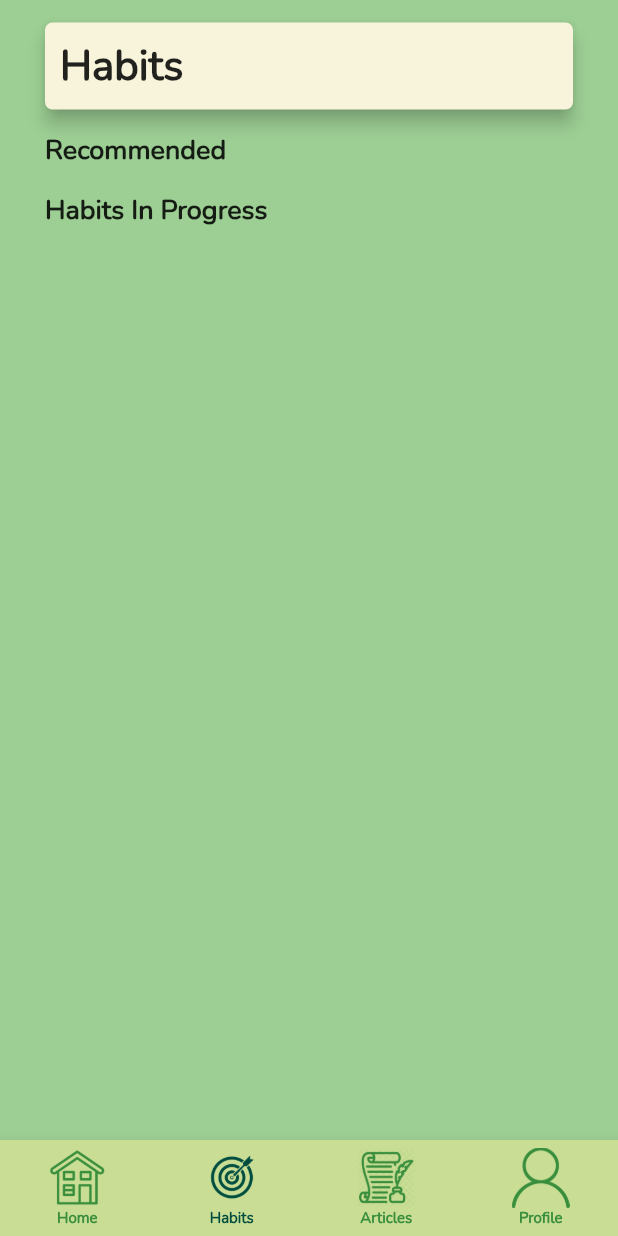
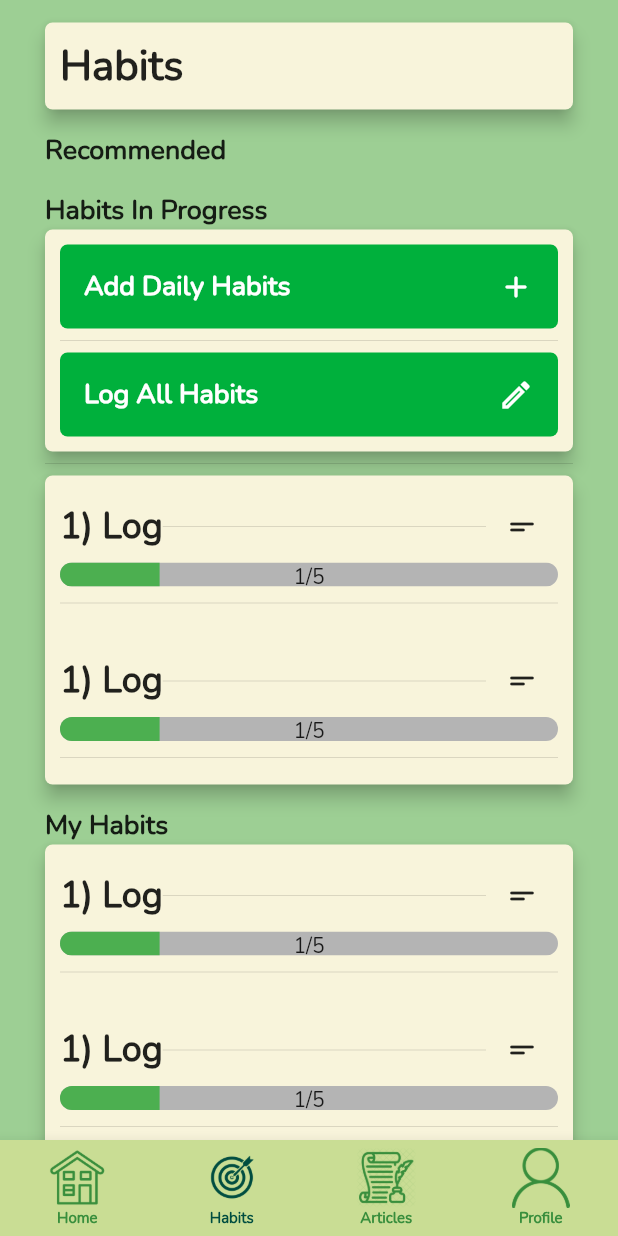
Before and after one commit to csc301-fall-2021/team-project-9-greenpeeps, a Flutter app: the Navigation screen opened by its route, item 2 of the bottom bar chosen, on a phone screen of 412 x 824 dp. Run offline on Flutter 3.47's test engine with Material 2 defaults, Android fonts, the phone set to English and light mode, and no system bars; our stand-ins replace cloud_firestore, firebase_auth, firebase_core, get, pie_chart; missing offline and left inert: cloud_firestore_web, firebase_auth_web, firebase_core_web; accounts and stored records are empty.

Commit message:
added visuals for the daily habit and log habits button as well as the habit lists

```diff
--- /dev/null
+++ b/green_peeps_app/lib/habits/habit_buttons.dart
@@ -0,0 +1,74 @@
+import 'package:flutter/material.dart';
+import 'package:firebase_auth/firebase_auth.dart';
+import 'package:cloud_firestore/cloud_firestore.dart';
+
+class HabitButtons extends StatefulWidget {
+  const HabitButtons({Key? key}) : super(key: key);
+
+  @override
+  _HabitButtonsState createState() => _HabitButtonsState();
+}
+
+class _HabitButtonsState extends State<HabitButtons> {
+  Widget _buildHabitButtons(BuildContext context) {
+    return Material(
+      color: const Color.fromRGBO(248, 244, 219, 1),
+      elevation: 5,
+      borderRadius: BorderRadius.circular(5.0),
+      child: Container(
+        width: double.infinity,
+        padding: const EdgeInsets.all(10),
+        child: Column(
+          mainAxisSize: MainAxisSize.min,
+          crossAxisAlignment: CrossAxisAlignment.start,
+          children: <Widget>[
+            ListTile(
+              tileColor: const Color.fromRGBO(0, 176, 60, 1),
+              title: const Text(
+                "Add Daily Habits",
+                style: TextStyle(
+                  color: Colors.white,
+                  fontSize: 18.0,
+                  fontWeight: FontWeight.bold,
+                ),
+              ),
+              trailing: const Icon(
+                Icons.add_rounded,
+                color: Colors.white,
+              ),
+              shape: RoundedRectangleBorder(
+                borderRadius: BorderRadius.circular(5),
+              ),
+              onTap: () {/* react to the tile being tapped */},
+            ),
+            const Divider(),
+            ListTile(
+              tileColor: const Color.fromRGBO(0, 176, 60, 1),
+              title: const Text(
+                "Log All Habits",
+                style: TextStyle(
+                  color: Colors.white,
+                  fontSize: 18.0,
+                  fontWeight: FontWeight.bold,
+                ),
+              ),
+              trailing: const Icon(
+                Icons.create_outlined,
+                color: Colors.white,
+              ),
+              shape: RoundedRectangleBorder(
+                borderRadius: BorderRadius.circular(5),
+              ),
+              onTap: () {/* react to the tile being tapped */},
+            ),
+          ],
+        ),
+      ),
+    );
+  }
+
+  @override
+  Widget build(BuildContext context) {
+    return _buildHabitButtons(context);
+  }
+}
--- /dev/null
+++ b/green_peeps_app/lib/habits/habit_tiles.dart
@@ -0,0 +1,140 @@
+import 'package:flutter/material.dart';
+
+class HabitTiles extends StatefulWidget {
+  const HabitTiles({Key? key}) : super(key: key);
+
+  @override
+  _HabitTilesState createState() => _HabitTilesState();
+}
+
+class _HabitTilesState extends State<HabitTiles> {
+  @override
+  Widget build(BuildContext context) {
+    return ListView.builder(
+      shrinkWrap: true,
+      itemCount: 2,
+      itemBuilder: (context, index) {
+        return Container(
+          width: double.infinity,
+          padding: const EdgeInsets.all(10),
+          child: Column(
+            mainAxisSize: MainAxisSize.min,
+            crossAxisAlignment: CrossAxisAlignment.start,
+            children: <Widget>[
+              Row(
+                children: <Widget>[
+                  const Text(
+                    "1) Log",
+                    style: TextStyle(
+                      fontSize: 24.0,
+                      fontWeight: FontWeight.bold,
+                    ),
+                  ),
+                  Expanded(child: Divider()),
+                  IconButton(
+                    splashRadius: 15,
+                    onPressed: () {},
+                    icon: Icon(
+                      Icons.short_text_rounded,
+                    ),
+                  )
+                ],
+              ),
+              Stack(
+                children: <Widget>[
+                  ClipRRect(
+                    // Used to make the bar round
+                    borderRadius: BorderRadius.circular(10),
+                    child: LinearProgressIndicator(
+                      backgroundColor: const Color.fromRGBO(180, 180, 180, 1),
+                      valueColor:
+                          const AlwaysStoppedAnimation<Color>(Colors.green),
+                      value: 0.2,
+                      minHeight: 16,
+                    ),
+                  ),
+                  Container(
+                    width: double.infinity,
+                    child: Text(
+                      "1/5",
+                      textAlign: TextAlign.center,
+                    ),
+                  )
+                ],
+              ),
+              Divider(),
+            ],
+          ),
+        );
+      },
+    );
+  }
+}
+
+/// The base class for the different types of items the list can contain.
+abstract class HabitTileItem {
+  /// The title line to show in a list item.
+  Widget buildTitle(BuildContext context);
+}
+
+/// A ListItem that contains data to display a heading.
+class HabitInProgressTileItem implements HabitTileItem {
+  final String heading;
+
+  HabitInProgressTileItem(this.heading);
+
+  @override
+  Widget buildTitle(BuildContext context) {
+    return const Text(
+      "1) Log",
+      style: TextStyle(
+        fontSize: 24.0,
+        fontWeight: FontWeight.bold,
+      ),
+    );
+  }
+}
+
+/// A ListItem that contains data to display a message.
+class MyHabitTileItem implements HabitTileItem {
+  final String sender;
+  final String body;
+
+  MyHabitTileItem(this.sender, this.body);
+
+  @override
+  Widget buildTitle(BuildContext context) {
+    return const Text(
+      "1) Log",
+      style: TextStyle(
+        fontSize: 24.0,
+        fontWeight: FontWeight.bold,
+      ),
+    );
+  }
+
+  @override
+  Widget buildProgressBar(BuildContext context) {
+    return Stack(
+      children: <Widget>[
+        ClipRRect(
+          // Used to make the bar round
+          borderRadius: BorderRadius.circular(10),
+          child: LinearProgressIndicator(
+            backgroundColor: const Color.fromRGBO(180, 180, 180, 1),
+            valueColor: const AlwaysStoppedAnimation<Color>(Colors.green),
+            value: 0.2,
+            minHeight: 16,
+          ),
+        ),
+        Container(
+          width: double.infinity,
+          child: Text(
+            "1/5",
+            textAlign: TextAlign.center,
+          ),
+        )
+      ],
+    );
+  }
+}
--- a/green_peeps_app/lib/habits/habits_screen.dart
+++ b/green_peeps_app/lib/habits/habits_screen.dart
@@ -1,7 +1,8 @@
 import 'package:flutter/material.dart';
 import 'package:green_peeps_app/habits/first_box.dart';
 import 'package:green_peeps_app/habits/recommended_box.dart';
-import 'package:green_peeps_app/habits/recommended_section.dart';
+import 'package:green_peeps_app/habits/habits_in_progress_section.dart';
+import 'package:green_peeps_app/habits/my_habits_section.dart';
 
 class HabitsScreen extends StatefulWidget {
   const HabitsScreen({Key? key}) : super(key: key);
@@ -29,21 +30,14 @@ class _HabitsScreenState extends State<HabitsScreen> {
             sliver: SliverPadding(
               padding: const EdgeInsets.only(
                   left: 30, right: 30, top: 15, bottom: 0),
-              sliver: SliverList(
-                delegate: SliverChildBuilderDelegate(
-                  (BuildContext context, int index) {
-                    return const Text(
-                      "Habits In Progress",
-                      textAlign: TextAlign.left,
-                      style: TextStyle(
-                        fontSize: 18.0,
-                        fontWeight: FontWeight.bold,
-                      ),
-                    );
-                  },
-                  childCount: 1,
-                ),
-              ),
+              sliver: HabitsInProgressSection(),
+            ),
+          ),
+          SliverSafeArea(
+            sliver: SliverPadding(
+              padding: const EdgeInsets.only(
+                  left: 30, right: 30, top: 15, bottom: 25),
+              sliver: MyHabitsSection(),
             ),
           ),
         ],
```
Also changed, not shown: green_peeps_app/lib/habits/habits_in_progress_section.dart (added, +52 -0 lines), green_peeps_app/lib/habits/my_habits_section.dart (added, +48 -0 lines), green_peeps_app/lib/habits/recommended_section.dart (deleted, +0 -35 lines).
